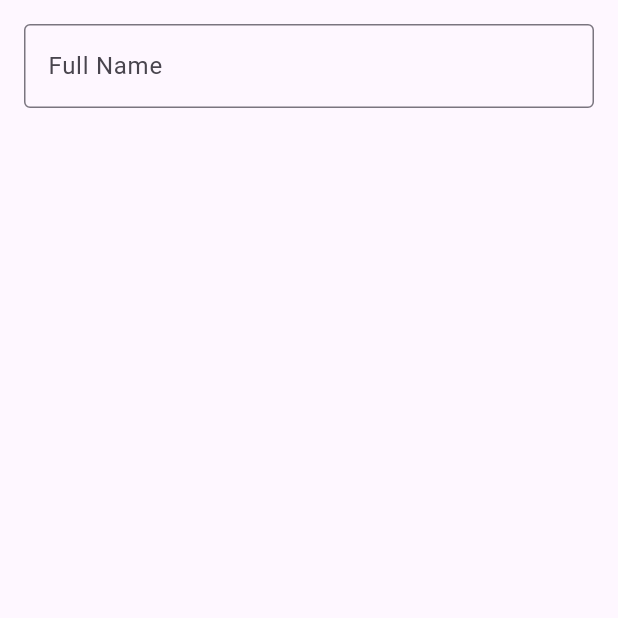
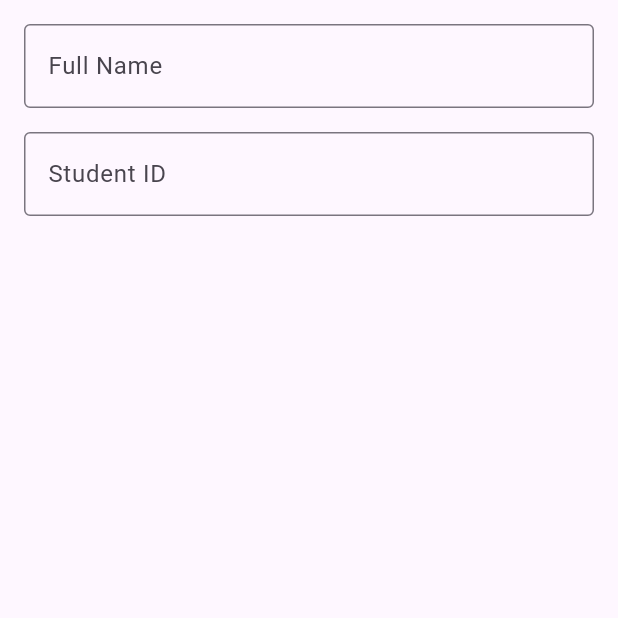
Before and after one commit to MatthewRiley05/CheckPoint, a Flutter app: the StudentPage screen opened directly, on a phone screen of 412 x 824 dp, the top half of it. Run offline on Flutter 3.47's test engine with Material 3 defaults, Android fonts, the phone set to English and light mode, and no system bars; our stand-ins replace material_symbols_icons.

Commit message:
feat: Add StudentIdInput component for student ID entry in StudentPage

```diff
--- a/lib/modules/student/src/screens/student_page.dart
+++ b/lib/modules/student/src/screens/student_page.dart
@@ -1,4 +1,5 @@
 import 'package:checkpoint/modules/student/src/name_input.dart';
+import 'package:checkpoint/modules/student/src/student_id_input.dart';
 import 'package:flutter/material.dart';
 
 class StudentPage extends StatefulWidget {
@@ -9,11 +10,13 @@ class StudentPage extends StatefulWidget {
 }
 
 class _StudentPageState extends State<StudentPage> {
-  final TextEditingController controller = TextEditingController();
+  final TextEditingController nameController = TextEditingController();
+  final TextEditingController studentIdController = TextEditingController();
 
   @override
   void dispose() {
-    controller.dispose();
+    nameController.dispose();
+    studentIdController.dispose();
     super.dispose();
   }
 
@@ -26,7 +29,10 @@ class _StudentPageState extends State<StudentPage> {
           child: Column(
             crossAxisAlignment: CrossAxisAlignment.center,
             spacing: 16,
-            children: [NameInput(controller: controller)],
+            children: [
+              NameInput(controller: nameController),
+              StudentIdInput(controller: studentIdController),
+            ],
           ),
         ),
       ),
--- /dev/null
+++ b/lib/modules/student/src/student_id_input.dart
@@ -0,0 +1,53 @@
+import 'package:flutter/material.dart';
+import 'package:flutter/services.dart';
+
+class StudentIdInput extends StatelessWidget {
+  final TextEditingController? controller;
+
+  const StudentIdInput({super.key, this.controller});
+
+  @override
+  Widget build(BuildContext context) {
+    return TextFormField(
+      controller: controller,
+      decoration: const InputDecoration(
+        labelText: 'Student ID',
+        border: OutlineInputBorder(),
+      ),
+      inputFormatters: [
+        TextInputFormatter.withFunction((oldValue, newValue) {
+          if (newValue.text.isEmpty) {
+            return newValue;
+          }
+
+          final lastChar = newValue.text[newValue.text.length - 1];
+
+          if (RegExp(r'[a-zA-Z]').hasMatch(lastChar)) {
+            final correctedText =
+                newValue.text.substring(0, newValue.text.length - 1) +
+                lastChar.toLowerCase();
+            return TextEditingValue(
+              text: correctedText,
+              selection: TextSelection.collapsed(offset: correctedText.length),
+            );
+          }
+
+          return newValue;
+        }),
+      ],
+      validator: (value) {
+        if (value == null || value.isEmpty) {
+          return 'Please enter your student ID';
+        }
+
+        final RegExp studentIdPattern = RegExp(r'^\d+[a-zA-Z]$');
+
+        if (!studentIdPattern.hasMatch(value)) {
+          return 'Student ID must be numbers followed by a letter (e.g., 23102891d)';
+        }
+
+        return null;
+      },
+    );
+  }
+}
```
